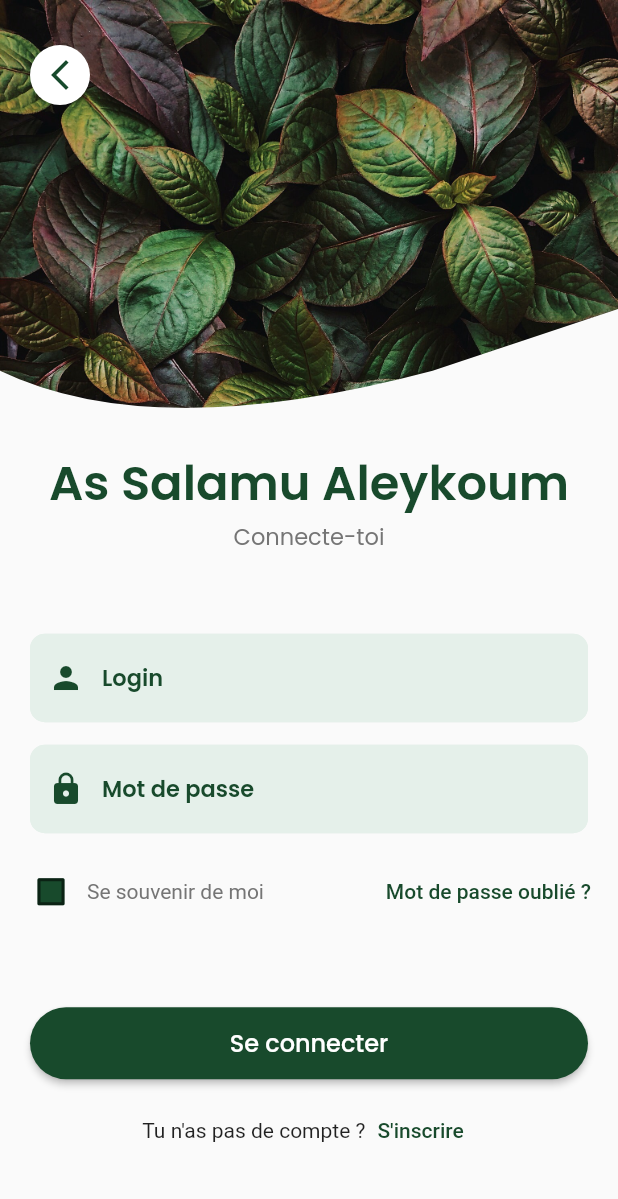
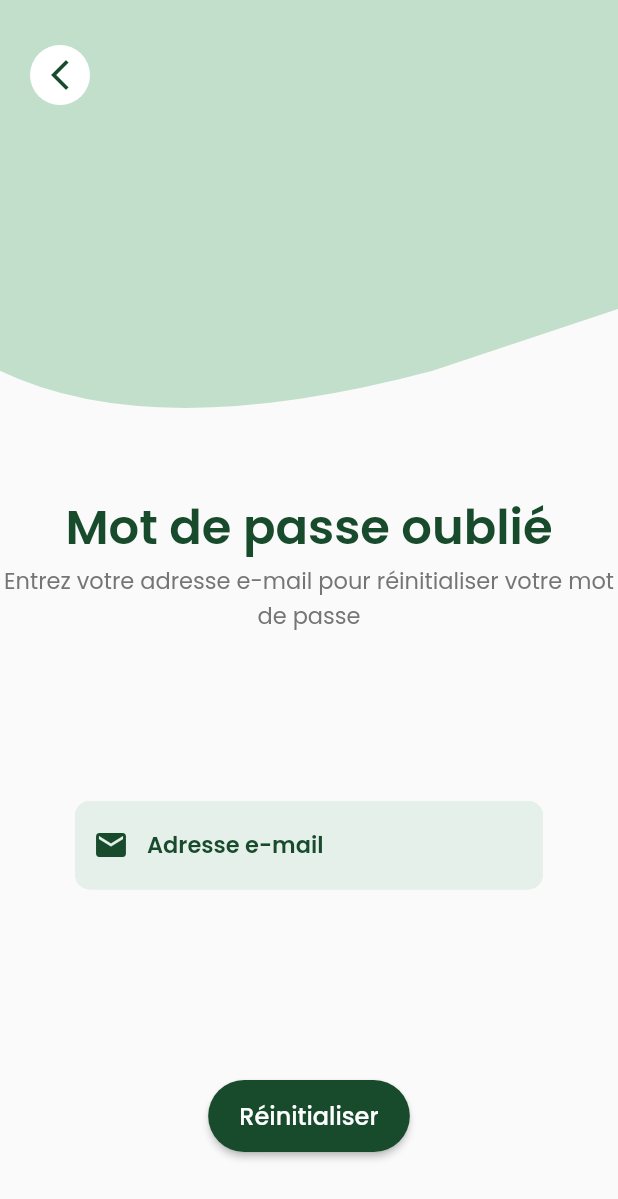
Before and after one commit to Pape45/Plant-Disease-Detection, a Flutter app: the screen it shows after launch, after a tap on "Mot de passe oublié ?", on a phone screen of 412 x 824 dp. Shown: the top 1199 px of the screen. Run offline on Flutter 3.47's test engine with Material 2 defaults, Android fonts, the phone set to English and light mode, and no system bars; our stand-ins replace google_fonts.

Commit message:
Adding forgot password Screen.

```diff
--- /dev/null
+++ b/lib/screens/forget_password_screen.dart
@@ -0,0 +1,143 @@
+import 'package:flutter/material.dart';
+import 'package:google_fonts/google_fonts.dart';
+import 'package:plant_disease_detection/components/authentication_button.dart';
+import 'package:plant_disease_detection/components/custom_text_field.dart';
+import 'package:plant_disease_detection/constants.dart';
+
+class ForgetPasswordScreen extends StatelessWidget {
+  static const String id = 'ForgetPasswordScreen';
+
+  @override
+  Widget build(BuildContext context) {
+    return Material(
+      child: Stack(
+        alignment: Alignment.bottomRight,
+        fit: StackFit.expand,
+        children: [
+          // First Child in the stack
+          ClipPath(
+            clipper: CurveClipper(),
+            child: Container(
+              color: kSpiritedGreen,
+            ),
+          ),
+
+          Positioned(
+            top: 30.0,
+            left: 20.0,
+            child: CircleAvatar(
+              backgroundColor: Colors.white,
+              radius: 20.0,
+              child: IconButton(
+                onPressed: () {
+                  Navigator.pop(context);
+                },
+                icon: Icon(
+                  Icons.arrow_back_ios_new,
+                  color: kDarkGreenColor,
+                  size: 24.0,
+                ),
+              ),
+            ),
+          ),
+
+          // Second Child in the stack
+          Positioned(
+            height: MediaQuery.of(context).size.height * 0.67,
+            width: MediaQuery.of(context).size.width,
+            child: Scaffold(
+              backgroundColor: Colors.transparent,
+              body: SingleChildScrollView(
+                child: Container(
+                  constraints: BoxConstraints(
+                    maxHeight: MediaQuery.of(context).size.height * 0.67,
+                    maxWidth: MediaQuery.of(context).size.width,
+                  ),
+                  child: Column(
+                    mainAxisAlignment: MainAxisAlignment.spaceAround,
+                    children: [
+                      Column(
+                        crossAxisAlignment: CrossAxisAlignment.center,
+                        children: [
+                          Text(
+                            'Mot de passe oublié',
+                            style: GoogleFonts.poppins(
+                              fontSize: 32.0,
+                              fontWeight: FontWeight.w600,
+                              color: kDarkGreenColor,
+                            ),
+                          ),
+                          Text(
+                            'Entrez votre adresse e-mail pour réinitialiser votre mot de passe',
+                            textAlign: TextAlign.center,
+                            style: GoogleFonts.poppins(
+                              color: kGreyColor,
+                              fontSize: 15.0,
+                            ),
+                          ),
+                        ],
+                      ),
+
+                      Padding(
+                        padding: const EdgeInsets.symmetric(horizontal: 30.0),
+                        child: Column(
+                          children: [
+                            CustomTextField(
+                              hintText: 'Adresse e-mail',
+                              icon: Icons.email,
+                              keyboardType: TextInputType.emailAddress,
+                              onChanged: (value) {
+                                // Do something with the email value
+                              },
+                            ),
+                          ],
+                        ),
+                      ),
+
+                      Padding(
+                        padding: const EdgeInsets.symmetric(horizontal: 40.0),
+                        child: AuthenticationButton(
+                          label: '     Réinitialiser     ',
+                          onPressed: () {
+                            // Implement the logic to request password reset
+                          },
+                        ),
+                      ),
+                    ],
+                  ),
+                ),
+              ),
+            ),
+          ),
+        ],
+      ),
+    );
+  }
+}
+
+class CurveClipper extends CustomClipper<Path> {
+  @override
+  Path getClip(Size size) {
+    var path = Path();
+
+    path.lineTo(0, size.height * 0.30);
+
+    path.quadraticBezierTo(
+      size.width * 0.25,
+      size.height * 0.36,
+      size.width * 0.70,
+      size.height * 0.30,
+    );
+    path.lineTo(size.width, size.height * 0.25);
+
+    path.lineTo(size.width, 0);
+    path.lineTo(0, 0);
+
+    path.close();
+
+    return path;
+  }
+
+  @override
+  bool shouldReclip(CustomClipper<Path> oldClipper) => false;
+}
--- a/lib/screens/login_screen.dart
+++ b/lib/screens/login_screen.dart
@@ -5,6 +5,8 @@ import 'package:plant_disease_detection/components/custom_text_field.dart';
 import 'package:plant_disease_detection/constants.dart';
 import 'package:plant_disease_detection/screens/signup_screen.dart';
 import 'package:plant_disease_detection/screens/test.dart';
+
+import 'forget_password_screen.dart';
 
 class LoginScreen extends StatefulWidget {
   const LoginScreen({Key? key}) : super(key: key);
@@ -19,6 +21,7 @@ class _LoginScreenState extends State<LoginScreen> {
   bool rememberMe = false;
   String username = '';
   String password = '';
+  String dropdownValue = 'Utilisateur simple';
 
   @override
   Widget build(BuildContext context) {
@@ -28,7 +31,6 @@ class _LoginScreenState extends State<LoginScreen> {
         fit: StackFit.expand,
         children: [
           // First Child in the stack
-
           ClipPath(
             clipper: ImageClipper(),
             child: Image.asset(
@@ -87,7 +89,7 @@ class _LoginScreenState extends State<LoginScreen> {
                               color: kGreyColor,
                               fontSize: 15.0,
                             ),
-                          )
+                          ),
                         ],
                       ),
 
@@ -110,6 +112,41 @@ class _LoginScreenState extends State<LoginScreen> {
                             onChanged: (value) {
                               password = value != '' ? value : '';
                             },
+                          ),
+                          Container(
+                            padding:
+                                const EdgeInsets.symmetric(horizontal: 10.0),
+                            decoration: BoxDecoration(
+                              color: const Color(
+                                  0xFFE5F0EA), // Couleur de fond du dropdown
+                              borderRadius: BorderRadius.circular(
+                                  10.0), // Courbe de bordure
+                            ),
+                            child: DropdownButton<String>(
+                              value: dropdownValue, // Option par défaut
+                              dropdownColor: const Color(
+                                  0xFFE5F0EA), // Couleur de fond du dropdown
+                              style: GoogleFonts.poppins(
+                                color: kDarkGreenColor, // Couleur du texte
+                                fontSize: 15.0,
+                                fontWeight: FontWeight.w600,
+                              ),
+                              items: <String>[
+                                'Utilisateur simple',
+                                'Agriculteur',
+                                'Phytopathologiste',
+                              ].map((String value) {
+                                return DropdownMenuItem<String>(
+                                  value: value,
+                                  child: Text(value),
+                                );
+                              }).toList(),
+                              onChanged: (newValue) {
+                                setState(() {
+                                  dropdownValue = newValue!;
+                                });
+                              },
+                            ),
                           ),
                           Padding(
                             padding:
@@ -136,19 +173,27 @@ class _LoginScreenState extends State<LoginScreen> {
                                         color: kGreyColor,
                                         fontSize: 14.0,
                                       ),
-                                    )
+                                    ),
                                   ],
                                 ),
                                 TextButton(
-                                  onPressed: () {},
                                   style: ButtonStyle(
                                     foregroundColor: MaterialStateProperty.all(
                                         kDarkGreenColor),
                                   ),
+                                  onPressed: () {
+                                    Navigator.push(
+                                      context,
+                                      MaterialPageRoute(
+                                        builder: (context) =>
+                                            ForgetPasswordScreen(),
+                                      ),
+                                    );
+                                  },
                                   child: const Text(
                                     'Mot de passe oublié ?',
                                   ),
-                                )
+                                ),
                               ],
                             ),
                           ),
@@ -169,11 +214,13 @@ class _LoginScreenState extends State<LoginScreen> {
                               label: 'Se connecter',
                               onPressed: () {
                                 if (username.toLowerCase() == 'admin' &&
-                                    password == 'idk123!') {
+                                    password == 'test') {
                                   Navigator.push(
-                                      context,
-                                      MaterialPageRoute(
-                                          builder: (context) => TestScreen()));
+                                    context,
+                                    MaterialPageRoute(
+                                      builder: (context) => TestScreen(),
+                                    ),
+                                  );
                                 }
                               },
                             ),
@@ -194,16 +241,18 @@ class _LoginScreenState extends State<LoginScreen> {
                                     ),
                                     onPressed: () {
                                       Navigator.pushNamed(
-                                          context, SignupScreen.id);
+                                        context,
+                                        SignupScreen.id,
+                                      );
                                     },
                                     child: const Text(
                                       'S\'inscrire',
                                       style: TextStyle(fontSize: 14.0),
                                     ),
-                                  )
+                                  ),
                                 ],
                               ),
-                            )
+                            ),
                           ],
                         ),
                       ),
```
